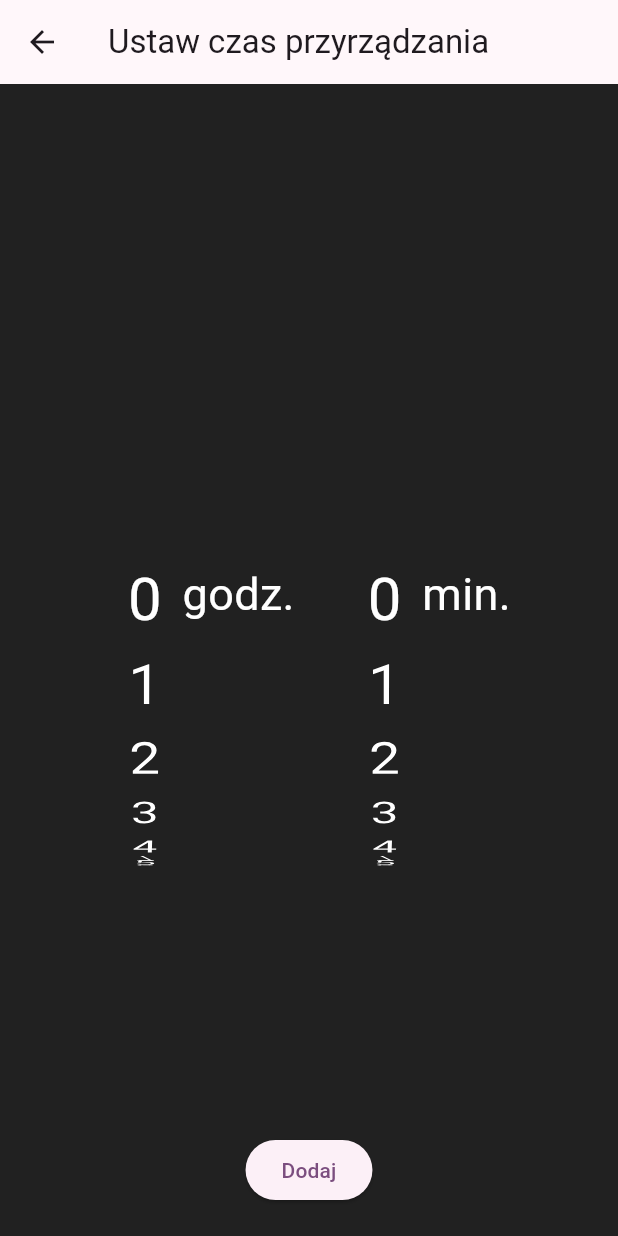
After one commit to dawidskalski/jedzenie_jedynaka, a Flutter app: the screen it shows once a user with an empty profile is signed in, item 2 of the bottom bar chosen, after a tap on "Czas Przygotowania", on a phone screen of 412 x 824 dp. The commit adds this screen. Run offline on Flutter 3.47's test engine with Material 3 defaults, Android fonts, the phone set to English and light mode, and no system bars; our stand-ins replace bloc, cloud_firestore, curved_navigation_bar, firebase_auth, firebase_core, firebase_storage and 3 more; accounts and stored records are empty.

Commit message:
Create TimerWidget

```diff
--- /dev/null
+++ b/lib/app/domain/widgets/timer_widget/timer_widget.dart
@@ -0,0 +1,116 @@
+import 'package:flutter/material.dart';
+
+class TimerWidget extends StatelessWidget {
+  TimerWidget({super.key, required this.hour, required this.minute});
+
+  int hour;
+  int minute;
+
+  @override
+  Widget build(BuildContext context) {
+    return Scaffold(
+      backgroundColor: Colors.grey[900],
+      appBar: AppBar(
+        title: const Text(
+          'Ustaw czas przyrządzania',
+        ),
+      ),
+      body: Column(
+        children: [
+          Expanded(
+            child: Row(
+              mainAxisAlignment: MainAxisAlignment.center,
+              children: [
+                SizedBox(
+                  width: 50,
+                  child: ListWheelScrollView.useDelegate(
+                    onSelectedItemChanged: (value) {
+                      hour = value;
+                    },
+                    itemExtent: 50,
+                    perspective: 0.005,
+                    diameterRatio: 1.2,
+                    physics: const FixedExtentScrollPhysics(),
+                    childDelegate: ListWheelChildBuilderDelegate(
+                      childCount: 24,
+                      builder: (buildContext, index) {
+                        return MyHours(hours: index);
+                      },
+                    ),
+                  ),
+                ),
+                const Text(
+                  'godz.',
+                  style: TextStyle(color: Colors.white, fontSize: 30),
+                ),
+                const SizedBox(width: 35),
+                SizedBox(
+                  width: 50,
+                  child: ListWheelScrollView.useDelegate(
+                    onSelectedItemChanged: (value) {
+                      minute = value;
+                    },
+                    itemExtent: 50,
+                    perspective: 0.005,
+                    diameterRatio: 1.2,
+                    physics: const FixedExtentScrollPhysics(),
+                    childDelegate: ListWheelChildBuilderDelegate(
+                      childCount: 60,
+                      builder: (buildContext, index) {
+                        return MyMinutes(
+                          min: index,
+                        );
+                      },
+                    ),
+                  ),
+                ),
+                const Text(
+                  'min.',
+                  style: TextStyle(color: Colors.white, fontSize: 30),
+                ),
+              ],
+            ),
+          ),
+          Padding(
+            padding: const EdgeInsets.all(20.0),
+            child: ElevatedButton(onPressed: () {}, child: const Text('Dodaj')),
+          )
+        ],
+      ),
+    );
+  }
+}
+
+class MyMinutes extends StatelessWidget {
+  const MyMinutes({super.key, required this.min});
+
+  final int min;
+
+  @override
+  Widget build(BuildContext context) {
+    return Text(
+      min.toString(),
+      style: const TextStyle(
+        fontSize: 40,
+        color: Colors.white,
+      ),
+    );
+  }
+}
+
+class MyHours extends StatelessWidget {
+  const MyHours({super.key, required this.hours});
+
+  final int hours;
+
+  @override
+  Widget build(BuildContext context) {
+    return Text(
+      hours.toString(),
+      style: const TextStyle(
+        fontSize: 40,
+        color: Colors.white,
+      ),
+    );
+  }
+}
--- a/lib/app/features/home/add/page/add_page_content.dart
+++ b/lib/app/features/home/add/page/add_page_content.dart
@@ -4,6 +4,7 @@ import 'package:flutter/material.dart';
 import 'package:flutter_bloc/flutter_bloc.dart';
 import 'package:image_picker/image_picker.dart';
 import 'package:jedzenie_jedynaka/app/domain/repositories/meal_repository.dart';
+import 'package:jedzenie_jedynaka/app/domain/widgets/timer_widget/timer_widget.dart';
 import 'package:jedzenie_jedynaka/app/features/home/add/cubit/add_cubit.dart';
 
 class AddPageContent extends StatefulWidget {
@@ -23,14 +24,11 @@ class _AddPageContentState extends State<AddPageContent> {
   var dishNameController = '';
   var recipController = '';
   var descriptionController = '';
+  int hour = 0;
+  int minute = 0;
 
   var getImageURL = '';
   XFile? pickImage;
-
-  TimeOfDay? myVariableTimeOfDay;
-  String formatTimeOfDay(TimeOfDay timeOfDay) {
-    return timeOfDay.format(context);
-  }
 
   Future<void> uploadPhotoMethod(ImageSource source) async {
     ImagePicker imagePicker = ImagePicker();
@@ -226,12 +224,14 @@ class _AddPageContentState extends State<AddPageContent> {
                         const SizedBox(height: 15),
                         InkWell(
                           onTap: () async {
-                            final selectedTime = await showTimePicker(
-                                context: context, initialTime: TimeOfDay.now());
-
-                            setState(() {
-                              myVariableTimeOfDay = selectedTime;
-                            });
+                            Navigator.of(context).push(
+                              MaterialPageRoute(
+                                builder: (builder) => TimerWidget(
+                                  hour: hour,
+                                  minute: minute,
+                                ),
+                              ),
+                            );
                           },
                           child: Container(
                             width: MediaQuery.of(context).size.width * 0.7,
@@ -247,9 +247,9 @@ class _AddPageContentState extends State<AddPageContent> {
                                     MainAxisAlignment.spaceAround,
                                 children: [
                                   Text(
-                                    myVariableTimeOfDay == null
-                                        ? 'Przygotowanie trwa'
-                                        : formatTimeOfDay(myVariableTimeOfDay!),
+                                    hour == 0 || minute == 0
+                                        ? 'Czas Przygotowania'
+                                        : '$hour :godz.  $minute min.',
                                     style: const TextStyle(
                                         fontSize: 20,
                                         color: Colors.white,
@@ -306,16 +306,16 @@ class _AddPageContentState extends State<AddPageContent> {
                               ? null
                               : () {
                                   context.read<AddCubit>().addDish(
-                                      dishName: dishNameController,
-                                      description: descriptionController,
-                                      imgURL: getImageURL,
-                                      rating: rating,
-                                      recip: recipController,
-                                      time: formatTimeOfDay(
-                                          myVariableTimeOfDay!));
+                                        dishName: dishNameController,
+                                        description: descriptionController,
+                                        imgURL: getImageURL,
+                                        rating: rating,
+                                        recip: recipController,
+                                        hour: hour,
+                                        minute: minute,
+                                      );
 
                                   setState(() {
-                                    myVariableTimeOfDay = null;
                                     rating = 0;
                                   });
                                   widget.onSave();
--- a/lib/app/features/home/dish_list/page/dish_list_page_content.dart
+++ b/lib/app/features/home/dish_list/page/dish_list_page_content.dart
@@ -105,13 +105,13 @@ class DishListPageContent extends StatelessWidget {
                       ],
                     ),
                     child: DishesComponentWidget(
-                      dishName: document.dishName,
-                      recip: document.recip,
-                      description: document.description,
-                      time: document.time,
-                      rating: document.rating.toString(),
-                      imgURL: document.imgURL,
-                    ),
+                        dishName: document.dishName,
+                        recip: document.recip,
+                        description: document.description,
+                        rating: document.rating,
+                        imgURL: document.imgURL,
+                        hour: document.hour,
+                        minute: document.minute),
                   ),
                 ),
               ]
@@ -130,15 +130,17 @@ class DishesComponentWidget extends StatelessWidget {
       required this.dishName,
       required this.recip,
       required this.description,
-      required this.time,
+      required this.hour,
+      required this.minute,
       required this.rating,
       required this.imgURL});
 
   final String dishName;
   final String description;
   final String recip;
-  final String rating;
-  final String time;
+  final double rating;
+  final int hour;
+  final int minute;
   final String imgURL;
 
   @override
@@ -237,7 +239,7 @@ class DishesComponentWidget extends StatelessWidget {
                             ),
                             SizedBox(width: 5),
                             Text(
-                              rating,
+                              rating.toString(),
                               style: TextStyle(
                                   fontSize: 16, fontWeight: FontWeight.bold),
                             ),
@@ -252,7 +254,7 @@ class DishesComponentWidget extends StatelessWidget {
                             ),
                             SizedBox(width: 5),
                             Text(
-                              '$time min',
+                              '$hour godz.   $minute min.',
                               style: TextStyle(
                                 fontSize: 16,
                                 fontWeight: FontWeight.bold,
```
Also changed, not shown: lib/app/domain/models/meal_model.dart (+5 -3 lines), lib/app/domain/repositories/meal_repository.dart (+6 -3 lines), lib/app/features/home/add/cubit/add_cubit.dart (+10 -7 lines).
